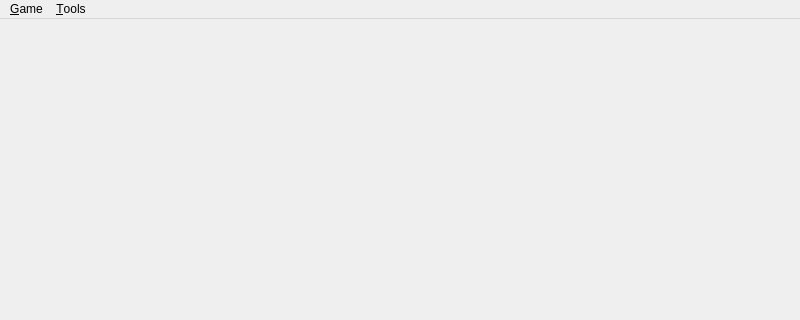
Before: the Qt Designer form server/src/forms/wndmain.ui in pballok/DoDA, drawn with Qt 5; both pictures show x 0 to 800 and y 0 to 320 of the 800 by 600 pixel window.
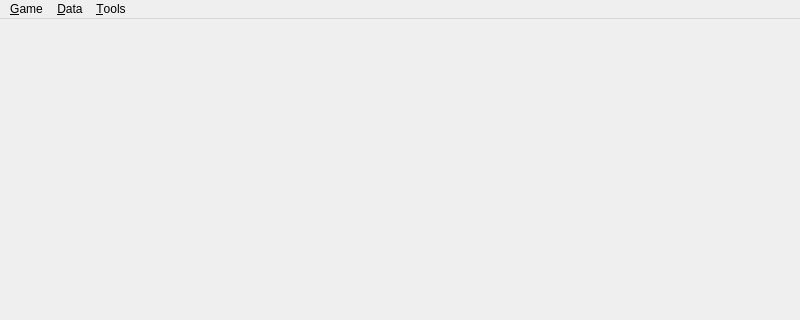
After: the same form once the commit is applied.

Commit message: Add CRUD dialog

The edit to the form file:
```diff
--- a/server/src/forms/wndmain.ui
+++ b/server/src/forms/wndmain.ui
@@ -36,7 +36,14 @@
     <addaction name="actMaintenance"/>
     <addaction name="actPreferences"/>
    </widget>
+   <widget class="QMenu" name="menu_Data">
+    <property name="title">
+     <string>&amp;Data</string>
+    </property>
+    <addaction name="actMaps"/>
+   </widget>
    <addaction name="menu_Game"/>
+   <addaction name="menu_Data"/>
    <addaction name="menu_Tools"/>
   </widget>
   <widget class="QStatusBar" name="statusbar"/>
```
Left out of the diff: 5 changed lines with no effect on the pictures. The commit also changes 6 other files.
